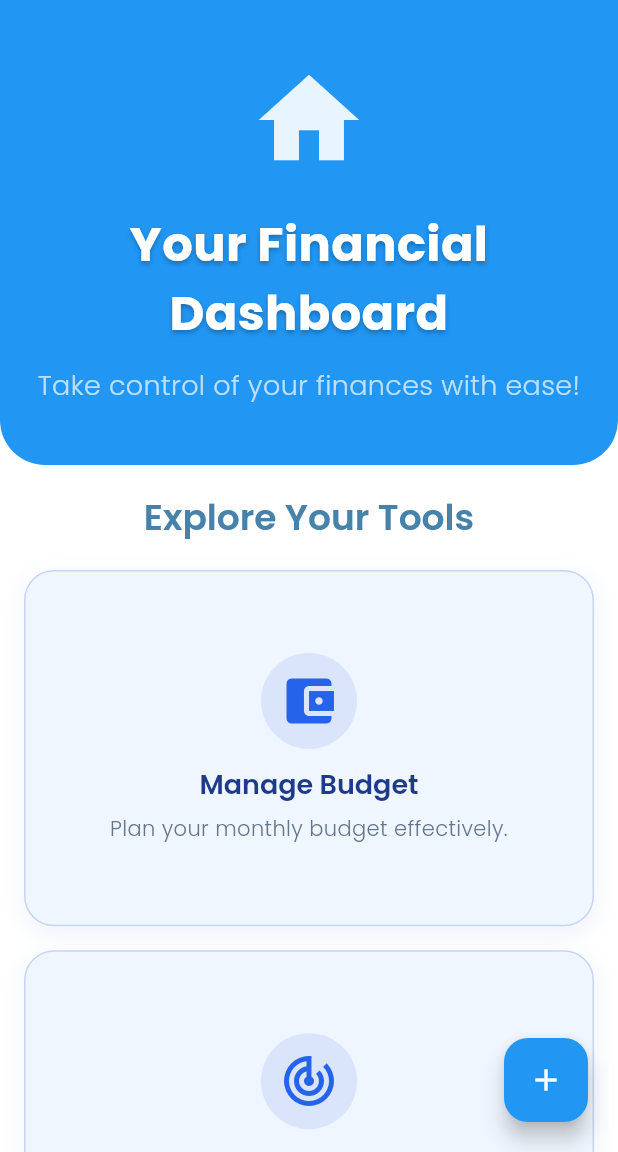
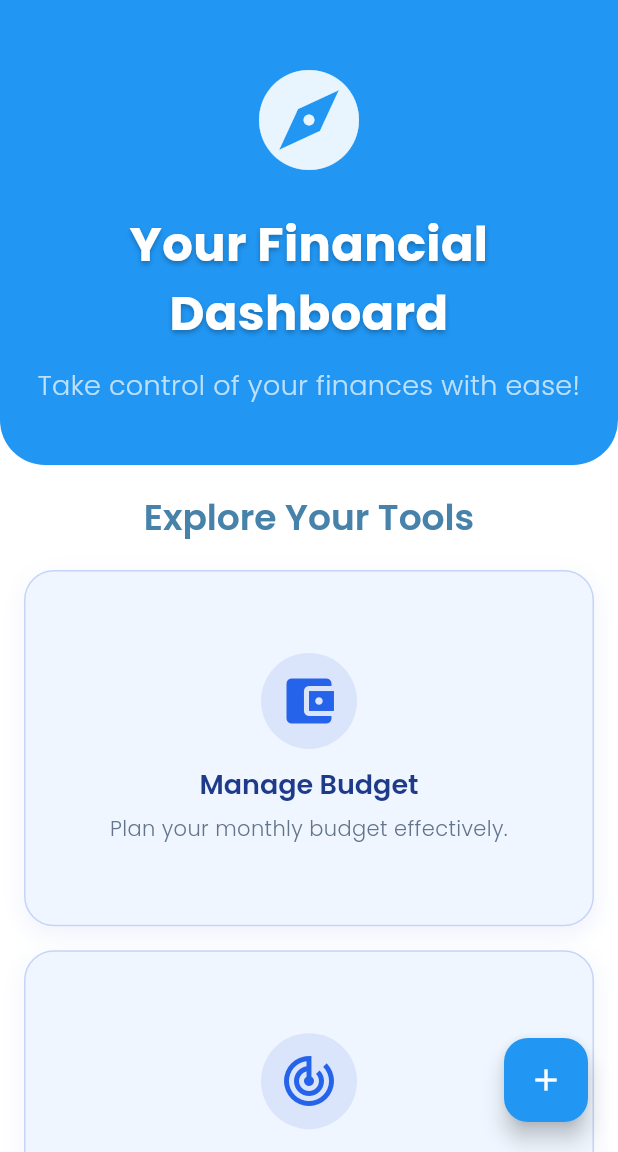
Before and after one commit to Mohamed-Samehh/Financial-Advisor, a Flutter app: the DashboardScreen screen opened by its route, on a phone screen of 412 x 824 dp, the part 84-1236 px from its top. Run offline on Flutter 3.47's test engine with Material 3 defaults, Android fonts, the light colour scheme and no system bars; our stand-ins replace device_preview, fl_chart, font_awesome_flutter, go_router, google_fonts, shared_preferences; accounts and stored records are empty.

Commit message:
Update dashboard_screen.dart

```diff
--- a/Flutter/lib/screens/dashboard_screen.dart
+++ b/Flutter/lib/screens/dashboard_screen.dart
@@ -38,7 +38,7 @@ class DashboardScreen extends StatelessWidget {
                   child: Column(
                     children: [
                       Icon(
-                        Icons.home,
+                        Icons.explore,
                         size: 80,
                         color: Colors.white.withOpacity(0.9),
                       ),
@@ -83,13 +83,30 @@ class DashboardScreen extends StatelessWidget {
                         textAlign: TextAlign.center,
                       ),
                       const SizedBox(height: 20),
-                      GridView.count(
+                      LayoutBuilder(
+                        builder: (context, constraints) {
+                          final double screenWidth = constraints.maxWidth;
+                          int crossAxisCount;
+
+                          if (screenWidth >= 600) {
+                            crossAxisCount = 3;
+                          } else {
+                            crossAxisCount = (screenWidth / 300).floor().clamp(
+                              1,
+                              2,
+                            );
+                          }
+
+                          double childAspectRatio =
+                              screenWidth >= 600 ? 1.3 : 1.6;
+
+                          return GridView.count(
                             shrinkWrap: true,
                             physics: const NeverScrollableScrollPhysics(),
-                        crossAxisCount: 1,
+                            crossAxisCount: crossAxisCount,
                             crossAxisSpacing: 16,
                             mainAxisSpacing: 16,
-                        childAspectRatio: 1.6,
+                            childAspectRatio: childAspectRatio,
                             children: [
                               _buildCard(
                                 context,
@@ -97,7 +114,8 @@ class DashboardScreen extends StatelessWidget {
                                 color: const Color(0xFFEFF6FF),
                                 accentColor: const Color(0xFF1D4ED8),
                                 title: 'Manage Budget',
-                            subtitle: 'Plan your monthly budget effectively.',
+                                subtitle:
+                                    'Plan your monthly budget effectively.',
                                 route: '/budget',
                               ),
                               _buildCard(
@@ -106,7 +124,8 @@ class DashboardScreen extends StatelessWidget {
                                 color: const Color(0xFFEFF6FF),
                                 accentColor: const Color(0xFF1D4ED8),
                                 title: 'Manage Goal',
-                            subtitle: 'Define your financial targets clearly.',
+                                subtitle:
+                                    'Define your financial targets clearly.',
                                 route: '/goal',
                               ),
                               _buildCard(
@@ -115,7 +134,8 @@ class DashboardScreen extends StatelessWidget {
                                 color: const Color(0xFFEFF6FF),
                                 accentColor: const Color(0xFF1D4ED8),
                                 title: 'Categories',
-                            subtitle: 'Organize your categories effectively.',
+                                subtitle:
+                                    'Organize your categories effectively.',
                                 route: '/categories',
                               ),
                               _buildCard(
@@ -176,6 +196,8 @@ class DashboardScreen extends StatelessWidget {
                                 route: '/account',
                               ),
                             ],
+                          );
+                        },
                       ),
                     ],
                   ),
@@ -183,7 +205,6 @@ class DashboardScreen extends StatelessWidget {
               ],
             ),
           ),
-          // Floating Action Button
           Positioned(
             bottom: 20,
             right: 20,
@@ -210,6 +231,8 @@ class DashboardScreen extends StatelessWidget {
   }) {
     return GestureDetector(
       onTap: () => context.go(route),
+      child: ConstrainedBox(
+        constraints: const BoxConstraints(maxWidth: 450, maxHeight: 300),
         child: AnimatedContainer(
           duration: const Duration(milliseconds: 200),
           curve: Curves.easeInOut,
@@ -246,8 +269,11 @@ class DashboardScreen extends StatelessWidget {
                 title,
                 style: Theme.of(context).textTheme.headlineMedium?.copyWith(
                   color: const Color(0xFF1E3A8A),
+                  fontSize: 18,
                 ),
                 textAlign: TextAlign.center,
+                maxLines: 1,
+                overflow: TextOverflow.ellipsis,
               ),
               const SizedBox(height: 8),
               Padding(
@@ -256,13 +282,17 @@ class DashboardScreen extends StatelessWidget {
                   subtitle,
                   style: Theme.of(context).textTheme.bodyMedium?.copyWith(
                     color: const Color(0xFF64748B),
+                    fontSize: 14,
                   ),
                   textAlign: TextAlign.center,
+                  maxLines: 2,
+                  overflow: TextOverflow.ellipsis,
                 ),
               ),
             ],
           ),
         ),
+      ),
     );
   }
 }
```
Lines whose indentation alone changed are shown as unchanged.
